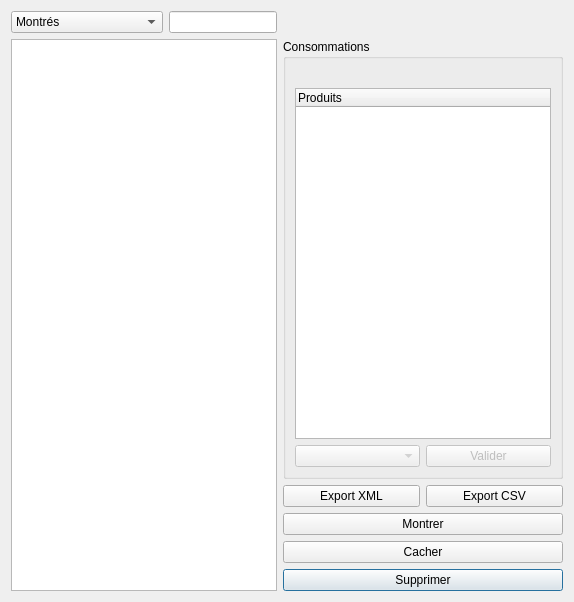
Old version of the form application/ui/notesaction.ui in the repository nils-van-zuijlen/Enibar.
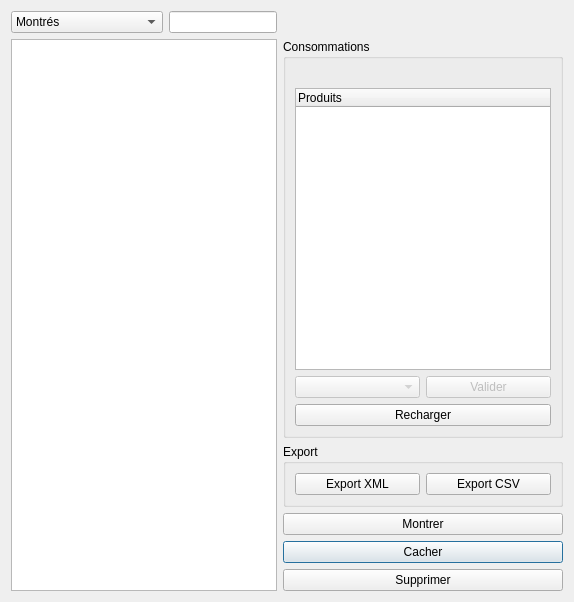
New version of the form. Custom widgets are drawn as their Qt base class.

Commit message:
Add a RefillNote button in the notesAction window
Fixes #95

```diff
--- a/application/ui/notesaction.ui
+++ b/application/ui/notesaction.ui
@@ -58,38 +58,24 @@
      </item>
      <item row="3" column="2">
       <layout class="QGridLayout" name="gridLayout_3">
-       <item row="7" column="0" colspan="2">
-        <widget class="QPushButton" name="del_button">
-         <property name="text">
-          <string>Supprimer</string>
-         </property>
-        </widget>
-       </item>
-       <item row="6" column="0" colspan="2">
+       <item row="8" column="0" colspan="2">
         <widget class="QPushButton" name="hide_button">
          <property name="text">
           <string>Cacher</string>
          </property>
         </widget>
        </item>
-       <item row="4" column="1">
-        <widget class="QPushButton" name="export_csv_button">
-         <property name="text">
-          <string>Export CSV</string>
-         </property>
-        </widget>
-       </item>
-       <item row="5" column="0" colspan="2">
+       <item row="6" column="0" colspan="2">
         <widget class="QPushButton" name="show_button">
          <property name="text">
           <string>Montrer</string>
          </property>
         </widget>
        </item>
-       <item row="4" column="0">
-        <widget class="QPushButton" name="export_xml_button">
+       <item row="9" column="0" colspan="2">
+        <widget class="QPushButton" name="del_button">
          <property name="text">
-          <string>Export XML</string>
+          <string>Supprimer</string>
          </property>
         </widget>
        </item>
@@ -151,6 +137,49 @@
             </property>
            </spacer>
           </item>
+          <item row="0" column="0">
+           <spacer name="horizontalSpacer">
+            <property name="orientation">
+             <enum>Qt::Horizontal</enum>
+            </property>
+            <property name="sizeHint" stdset="0">
+             <size>
+              <width>40</width>
+              <height>20</height>
+             </size>
+            </property>
+           </spacer>
+          </item>
+          <item row="3" column="0" colspan="2">
+           <widget class="QPushButton" name="refill_button">
+            <property name="text">
+             <string>Recharger</string>
+            </property>
+           </widget>
+          </item>
+         </layout>
+        </widget>
+       </item>
+       <item row="4" column="0" colspan="2">
+        <widget class="QGroupBox" name="groupBox_2">
+         <property name="title">
+          <string>Export</string>
+         </property>
+         <layout class="QGridLayout" name="gridLayout_5">
+          <item row="0" column="0">
+           <widget class="QPushButton" name="export_xml_button">
+            <property name="text">
+             <string>Export XML</string>
+            </property>
+           </widget>
+          </item>
+          <item row="0" column="1">
+           <widget class="QPushButton" name="export_csv_button">
+            <property name="text">
+             <string>Export CSV</string>
+            </property>
+           </widget>
+          </item>
          </layout>
         </widget>
        </item>
```
Left out of the diff: 64 changed lines with no effect on the pictures. The commit also changes 3 other files.
